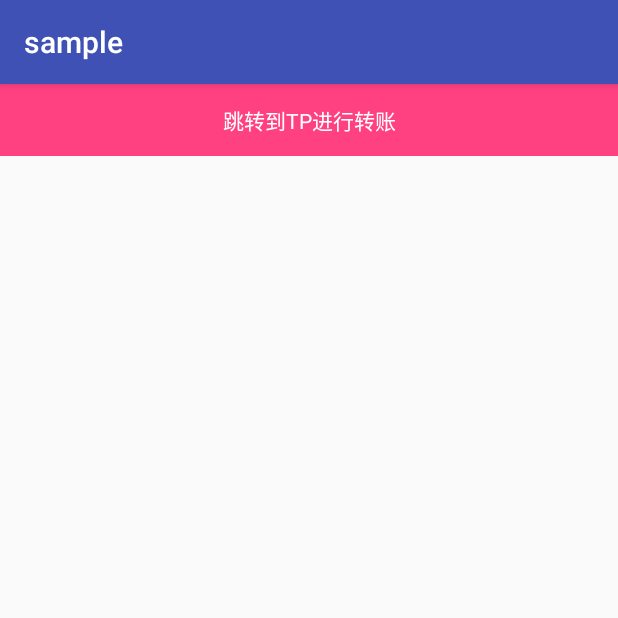
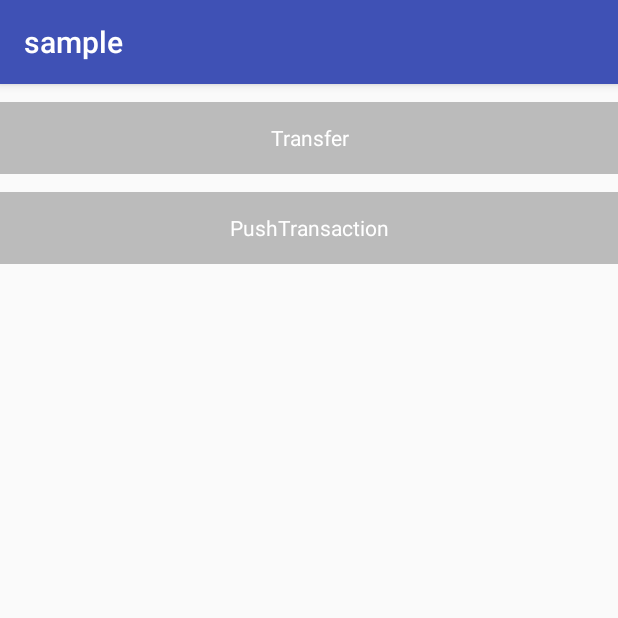
Before and after one commit to TP-Lab/Mobile-SDK, an Android app: the screen it shows after launch (MainActivity), on a phone screen of 412 x 824 dp, the top half of it. Run offline under Robolectric (Android 15) with nearby library versions, the light colour scheme and no system bars.

Commit message:
feat(location): add pushTransaction

```diff
--- a/Android SDK/sample/src/main/java/com/tokenpocket/sample/MainActivity.java
+++ b/Android SDK/sample/src/main/java/com/tokenpocket/sample/MainActivity.java
@@ -11,18 +11,15 @@ import com.tokenpocket.opensdk.TPManager;
 
 public class MainActivity extends AppCompatActivity {
 
-    private TextView tvTips;
-
     @Override
     protected void onCreate(Bundle savedInstanceState) {
         super.onCreate(savedInstanceState);
         setContentView(R.layout.activity_main);
 
+        //transfer
         findViewById(R.id.tv_transfer).setOnClickListener(new View.OnClickListener() {
             @Override
             public void onClick(View v) {
-
-
                 TPManager.getInstance().transfer(MainActivity.this, getTransferData(), new TPListener() {
                     @Override
                     public void onSuccess(String data) {
@@ -39,12 +36,32 @@ public class MainActivity extends AppCompatActivity {
                         Toast.makeText(MainActivity.this, data, Toast.LENGTH_SHORT).show();
                     }
                 });
-
             }
         });
 
-        tvTips = findViewById(R.id.tv_tips);
-        tvTips.setText("");
+        //pushTransaction
+        findViewById(R.id.tv_push_transaction).setOnClickListener(new View.OnClickListener() {
+            @Override
+            public void onClick(View v) {
+                TPManager.getInstance().pushTransaction(MainActivity.this, getPushTransactionData(), new TPListener() {
+                    @Override
+                    public void onSuccess(String data) {
+                        Toast.makeText(MainActivity.this, data, Toast.LENGTH_SHORT).show();
+                    }
+
+                    @Override
+                    public void onError(String data) {
+                        Toast.makeText(MainActivity.this, data, Toast.LENGTH_SHORT).show();
+                    }
+
+                    @Override
+                    public void onCancel(String data) {
+                        Toast.makeText(MainActivity.this, data, Toast.LENGTH_SHORT).show();
+                    }
+                });
+            }
+        });
+
 
     }
 
@@ -70,4 +87,11 @@ public class MainActivity extends AppCompatActivity {
                 "\t\"callback\": \"https://newdex.io/api/account/transferCallback?uuid=1-46e023fc-015b-4b76-3809-1cab3fd76d2c&type=SimpleWallet\"\n" +
                 "}";
     }
+
+    private String getPushTransactionData() {
+        return "{ \"dappName\": \"test\", \"dappIcon\": \"https://newdex.io/static/logoicon.png\", \"action\": \"pushTransaction\", \"actions\": [{ \"account\": \"eosio.token\", \"name\": \"transfer\", \"authorization\": [{ \"actor\": \"xiaoyuantest\", \"permission\": \"active\" }], \"data\": { \"from\": \"xiaoyuantest\", \"to\": \"clement22222\", \"quantity\": \"0.0001 EOS\", \"memo\": \"jlsdjlsdjf\" } }], \"expired\": \"10000000000000\" }";
+    }
+
+
+
 }
--- a/Android SDK/sample/src/main/res/layout/activity_main.xml
+++ b/Android SDK/sample/src/main/res/layout/activity_main.xml
@@ -10,15 +10,20 @@
         android:id="@+id/tv_transfer"
         android:layout_width="match_parent"
         android:layout_height="48dp"
-        android:background="@color/colorAccent"
+        android:layout_marginTop="12dp"
+        android:background="#bbbbbb"
         android:gravity="center"
-        android:text="跳转到TP进行转账"
+        android:text="Transfer"
         android:textColor="#ffffff" />
 
     <TextView
-        android:id="@+id/tv_tips"
-        android:layout_width="wrap_content"
-        android:layout_height="wrap_content"
-        android:layout_marginTop="48dp" />
+        android:id="@+id/tv_push_transaction"
+        android:layout_width="match_parent"
+        android:layout_height="48dp"
+        android:layout_marginTop="12dp"
+        android:background="#bbbbbb"
+        android:gravity="center"
+        android:text="PushTransaction"
+        android:textColor="#ffffff" />
 
 </LinearLayout>
```
